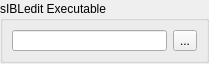
This is sibl_gui/components/addons/sIBLeditUtilities/ui/sIBLedit_Utilities.ui in KelSolaar/sIBL_GUI as Qt 5 draws it before an edit. The edited form follows.
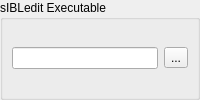
This is the edited form.

```diff
--- a/sibl_gui/components/addons/sIBLeditUtilities/ui/sIBLedit_Utilities.ui
+++ b/sibl_gui/components/addons/sIBLeditUtilities/ui/sIBLedit_Utilities.ui
@@ -2,14 +2,6 @@
 <ui version="4.0">
  <class>sIBLedit_Utilities_Form</class>
  <widget class="QWidget" name="sIBLedit_Utilities_Form">
-  <property name="geometry">
-   <rect>
-    <x>0</x>
-    <y>0</y>
-    <width>209</width>
-    <height>64</height>
-   </rect>
-  </property>
   <property name="windowTitle">
    <string>sIBLedit Utilities</string>
   </property>
@@ -19,19 +11,10 @@
    </property>
    <item row="0" column="0">
     <widget class="QGroupBox" name="sIBLedit_Path_groupBox">
-     <property name="maximumSize">
-      <size>
-       <width>16777215</width>
-       <height>64</height>
-      </size>
-     </property>
      <property name="title">
       <string>sIBLedit Executable</string>
      </property>
      <layout class="QGridLayout" name="sIBLedit_Path_groupBox_gridLayout">
-      <property name="sizeConstraint">
-       <enum>QLayout::SetMaximumSize</enum>
-      </property>
       <item row="0" column="0">
        <widget class="QLineEdit" name="sIBLedit_Path_lineEdit">
         <property name="statusTip">
```
